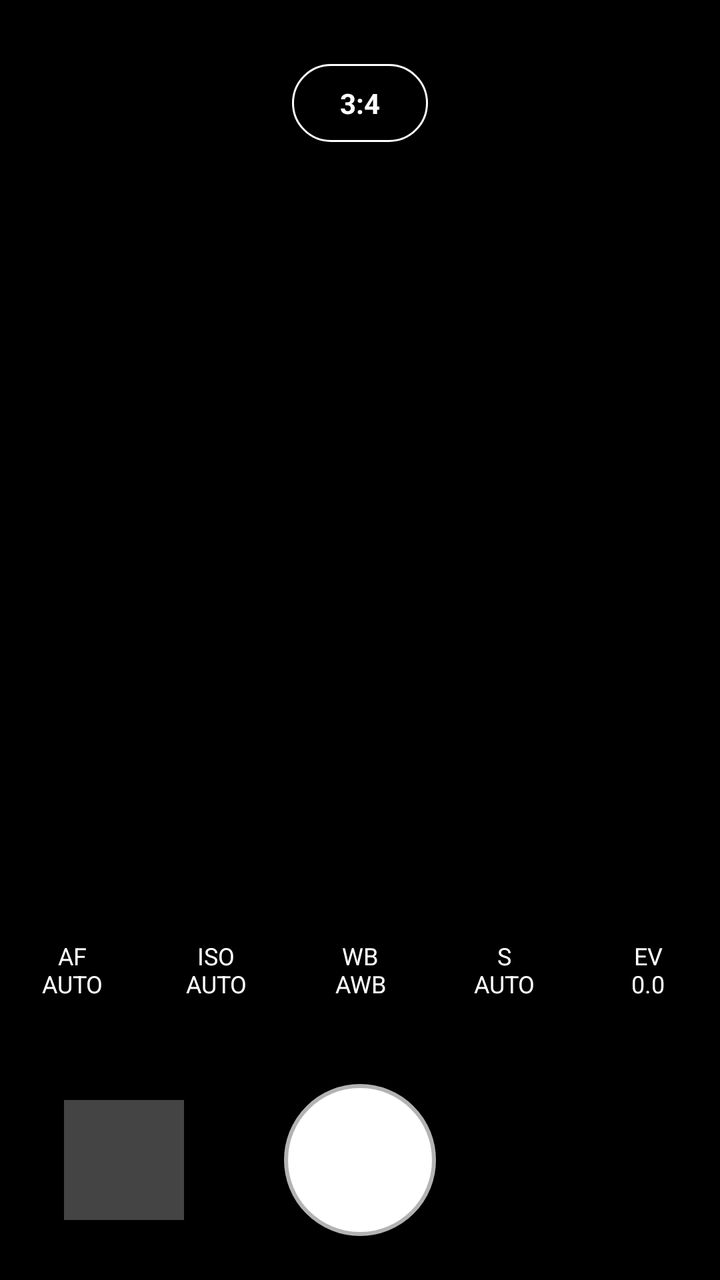
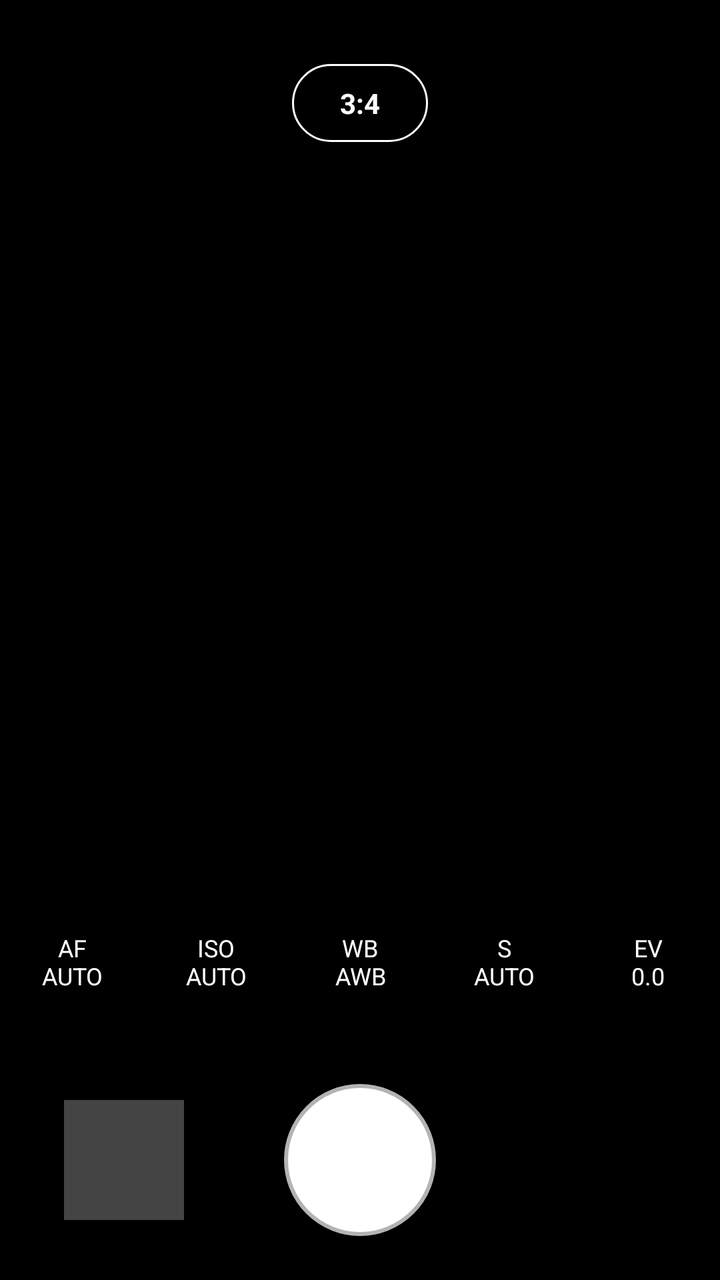

Before-and-after screenshots of an Android layout around one commit, followed by the original layout XML and the change that was made.
<!-- AndroidManifest.xml: application theme android:Theme.DeviceDefault.NoActionBar -->
<!-- res/layout/activity_main.xml -->
<?xml version="1.0" encoding="utf-8"?>
<RelativeLayout xmlns:android="http://schemas.android.com/apk/res/android"
    android:layout_width="match_parent"
    android:layout_height="match_parent"
    android:background="#000000">

    
    <RelativeLayout
        android:layout_width="match_parent"
        android:layout_height="match_parent"
        android:gravity="center">
        
        <TextureView
            android:id="@+id/view_finder"
            android:layout_width="match_parent"
            android:layout_height="wrap_content" />
    </RelativeLayout>

    <TextView
        android:id="@+id/btn_ratio"
        android:layout_width="wrap_content"
        android:layout_height="wrap_content"
        android:layout_alignParentTop="true"
        android:layout_centerHorizontal="true"
        android:layout_marginTop="32dp"
        android:background="@drawable/rounded_bg"
        android:paddingHorizontal="24dp"
        android:paddingVertical="10dp"
        android:text="3:4"
        android:textColor="#FFFFFF"
        android:textSize="14sp"
        android:textStyle="bold"
        android:elevation="4dp"/>

    <LinearLayout
        android:id="@+id/control_panel"
        android:layout_width="match_parent"
        android:layout_height="wrap_content"
        android:layout_above="@id/bottom_bar"
        android:orientation="vertical"
        android:background="#B3000000"
        android:paddingTop="12dp">

        <LinearLayout
            android:id="@+id/slider_panel"
            android:layout_width="match_parent"
            android:layout_height="wrap_content"
            android:orientation="horizontal"
            android:gravity="center_vertical"
            android:visibility="gone"
            android:paddingHorizontal="20dp"
            android:paddingVertical="16dp">

            <TextView
                android:id="@+id/slider_value_text"
                android:layout_width="70dp"
                android:layout_height="wrap_content"
                android:textColor="#FFD700"
                android:textStyle="bold"
                android:textSize="15sp"
                android:text="AUTO"/>

            <SeekBar
                android:id="@+id/setting_seekbar"
                android:layout_width="match_parent"
                android:layout_height="wrap_content"
                android:max="100"
                android:progressDrawable="@android:drawable/progress_horizontal"
                android:thumbTint="#FFD700"
                android:progressTint="#FFD700"/>
        </LinearLayout>

        <LinearLayout
            android:layout_width="match_parent"
            android:layout_height="wrap_content"
            android:orientation="horizontal"
            android:weightSum="5"
            android:paddingBottom="12dp">

            <TextView android:id="@+id/btn_af" android:layout_width="0dp" android:layout_height="wrap_content" android:layout_weight="1" android:text="AF\nAUTO" android:textColor="#FFFFFF" android:textSize="12sp" android:textAlignment="center" android:padding="8dp"/>
            <TextView android:id="@+id/btn_iso" android:layout_width="0dp" android:layout_height="wrap_content" android:layout_weight="1" android:text="ISO\nAUTO" android:textColor="#FFFFFF" android:textSize="12sp" android:textAlignment="center" android:padding="8dp"/>
            <TextView android:id="@+id/btn_wb" android:layout_width="0dp" android:layout_height="wrap_content" android:layout_weight="1" android:text="WB\nAWB" android:textColor="#FFFFFF" android:textSize="12sp" android:textAlignment="center" android:padding="8dp"/>
            <TextView android:id="@+id/btn_s" android:layout_width="0dp" android:layout_height="wrap_content" android:layout_weight="1" android:text="S\nAUTO" android:textColor="#FFFFFF" android:textSize="12sp" android:textAlignment="center" android:padding="8dp"/>
            <TextView android:id="@+id/btn_ev" android:layout_width="0dp" android:layout_height="wrap_content" android:layout_weight="1" android:text="EV\n0.0" android:textColor="#FFFFFF" android:textSize="12sp" android:textAlignment="center" android:padding="8dp"/>
        </LinearLayout>
    </LinearLayout>

    <RelativeLayout
        android:id="@+id/bottom_bar"
        android:layout_width="match_parent"
        android:layout_height="120dp"
        android:layout_alignParentBottom="true"
        android:background="#FF000000">

        <ImageView
            android:id="@+id/thumbnail_view"
            android:layout_width="60dp"
            android:layout_height="60dp"
            android:layout_centerVertical="true"
            android:layout_alignParentStart="true"
            android:layout_marginStart="32dp"
            android:scaleType="centerCrop"
            android:background="#44FFFFFF"
            android:clickable="true"
            android:focusable="true" />

        <View
            android:id="@+id/btn_capture"
            android:layout_width="76dp"
            android:layout_height="76dp"
            android:layout_centerInParent="true"
            android:clickable="true"
            android:focusable="true"
            android:background="@drawable/circle_button" />
    </RelativeLayout>
</RelativeLayout>
<!-- resources referenced by this layout -->
<resources>
  <!-- drawable circle_button (drawable) -->
  <?xml version="1.0" encoding="utf-8"?>
  <selector xmlns:android="http://schemas.android.com/apk/res/android">
      <item android:state_pressed="true">
          <shape android:shape="oval">
              <solid android:color="#999999" />
              <stroke android:width="4dp" android:color="#B3FFFFFF" />
          </shape>
      </item>
      <item>
          <shape android:shape="oval">
              <solid android:color="#FFFFFF" />
              <stroke android:width="4dp" android:color="#B3FFFFFF" />
          </shape>
      </item>
  </selector>
  <!-- drawable rounded_bg (drawable) -->
  <?xml version="1.0" encoding="utf-8"?>
  <shape xmlns:android="http://schemas.android.com/apk/res/android">
      <solid android:color="#88000000" />
      <corners android:radius="20dp" />
      <stroke android:width="1dp" android:color="#FFFFFF" />
  </shape>
</resources>

<!-- the commit's change to res/layout/activity_main.xml (unified diff, before → after) -->
@@ -4,7 +4,6 @@
     android:layout_height="match_parent"
     android:background="#000000">
 
-    
     <RelativeLayout
         android:layout_width="match_parent"
         android:layout_height="match_parent"
@@ -39,8 +38,9 @@
         android:layout_above="@id/bottom_bar"
         android:orientation="vertical"
         android:background="#B3000000"
-        android:paddingTop="12dp">
+        android:paddingTop="8dp">
 
+        
         <LinearLayout
             android:id="@+id/slider_panel"
             android:layout_width="match_parent"
@@ -48,26 +48,44 @@
             android:orientation="horizontal"
             android:gravity="center_vertical"
             android:visibility="gone"
-            android:paddingHorizontal="20dp"
-            android:paddingVertical="16dp">
+            android:layout_marginHorizontal="16dp"
+            android:layout_marginBottom="12dp"
+            android:background="@drawable/modern_panel_bg"
+            android:paddingHorizontal="16dp"
+            android:paddingVertical="8dp">
 
+            
             <TextView
-                android:id="@+id/slider_value_text"
-                android:layout_width="70dp"
+                android:id="@+id/btn_auto_toggle"
+                android:layout_width="wrap_content"
                 android:layout_height="wrap_content"
                 android:textColor="#FFD700"
                 android:textStyle="bold"
-                android:textSize="15sp"
+                android:textSize="14sp"
+                android:padding="8dp"
                 android:text="AUTO"/>
 
             <SeekBar
                 android:id="@+id/setting_seekbar"
-                android:layout_width="match_parent"
+                android:layout_width="0dp"
+                android:layout_weight="1"
                 android:layout_height="wrap_content"
                 android:max="100"
+                android:splitTrack="false"
                 android:progressDrawable="@android:drawable/progress_horizontal"
                 android:thumbTint="#FFD700"
                 android:progressTint="#FFD700"/>
+
+            
+            <TextView
+                android:id="@+id/slider_value_text"
+                android:layout_width="55dp"
+                android:layout_height="wrap_content"
+                android:textColor="#FFFFFF"
+                android:textStyle="bold"
+                android:textSize="14sp"
+                android:textAlignment="viewEnd"
+                android:text="AUTO"/>
         </LinearLayout>
 
         <LinearLayout
@@ -75,7 +93,7 @@
             android:layout_height="wrap_content"
             android:orientation="horizontal"
             android:weightSum="5"
-            android:paddingBottom="12dp">
+            android:paddingBottom="16dp">
 
             <TextView android:id="@+id/btn_af" android:layout_width="0dp" android:layout_height="wrap_content" android:layout_weight="1" android:text="AF\nAUTO" android:textColor="#FFFFFF" android:textSize="12sp" android:textAlignment="center" android:padding="8dp"/>
             <TextView android:id="@+id/btn_iso" android:layout_width="0dp" android:layout_height="wrap_content" android:layout_weight="1" android:text="ISO\nAUTO" android:textColor="#FFFFFF" android:textSize="12sp" android:textAlignment="center" android:padding="8dp"/>
<!-- resource entries referenced after the edit -->
@@ -16,6 +16,12 @@
           </shape>
       </item>
   </selector>
+  <!-- drawable modern_panel_bg (drawable) -->
+  <?xml version="1.0" encoding="utf-8"?>
+  <shape xmlns:android="http://schemas.android.com/apk/res/android">
+      <solid android:color="#99000000" />
+      <corners android:radius="24dp" />
+  </shape>
   <!-- drawable rounded_bg (drawable) -->
   <?xml version="1.0" encoding="utf-8"?>
   <shape xmlns:android="http://schemas.android.com/apk/res/android">
